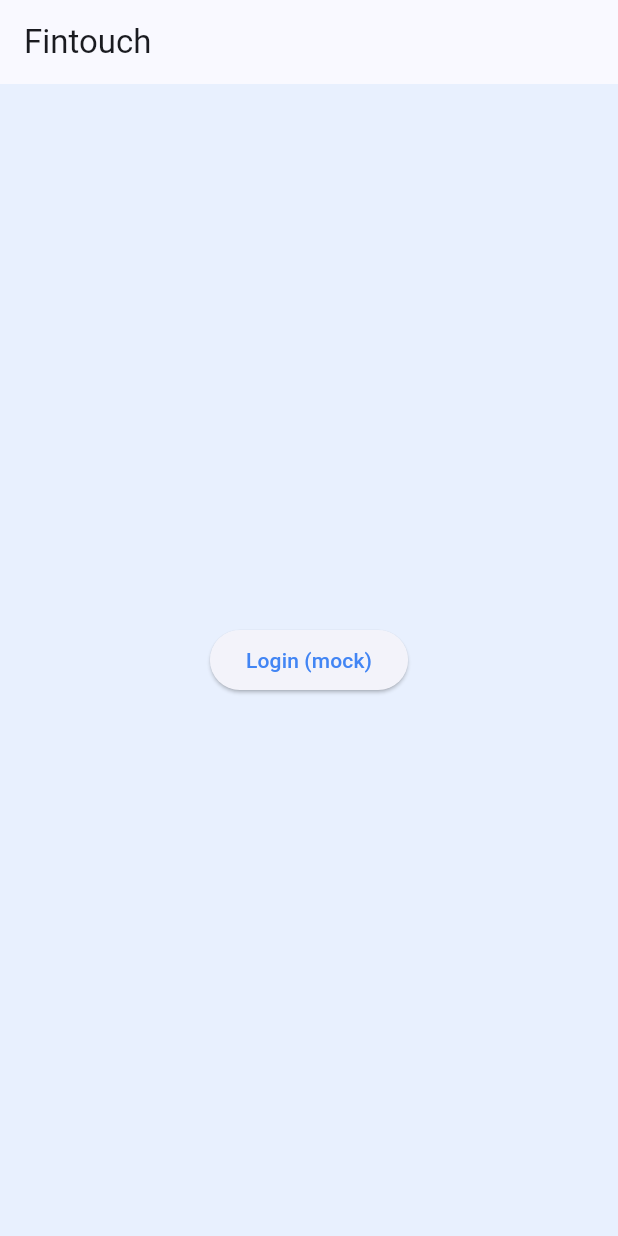
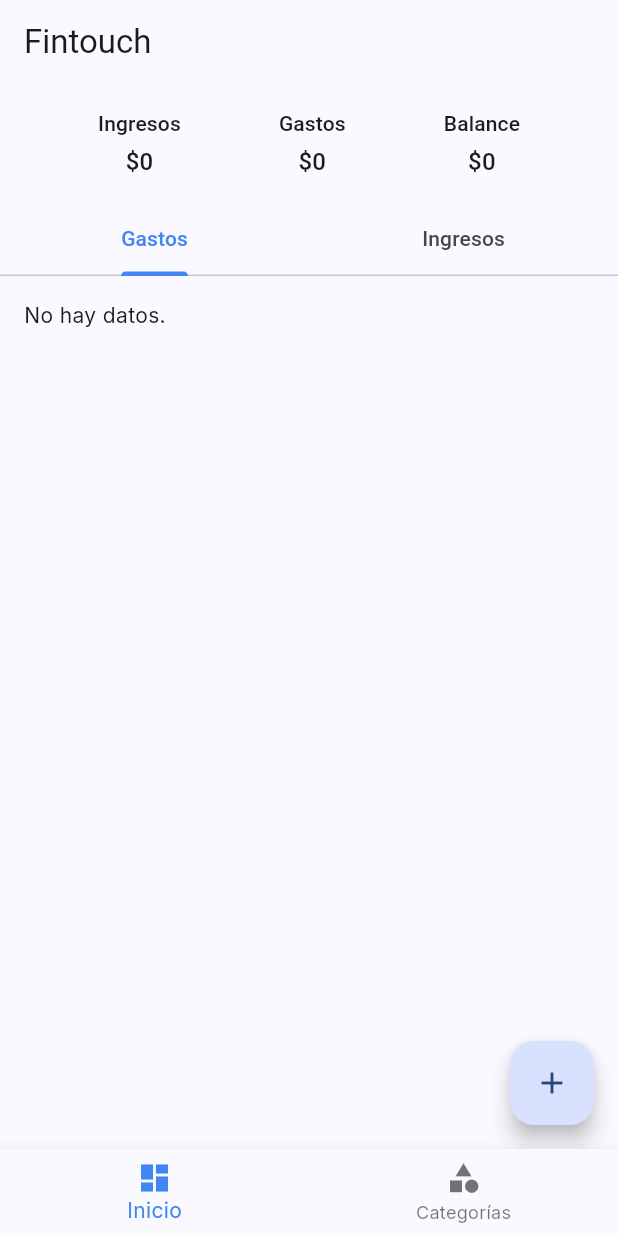
Before and after one commit to Lionel-Natalio-Diaz/app-fiananzas-react, a Flutter app: the screen it shows after launch, on a phone screen of 412 x 824 dp. Run offline on Flutter 3.47's test engine with Material 3 defaults, Android fonts, the phone set to English and light mode, and no system bars; our stand-ins replace firebase_auth, google_fonts; accounts and stored records are empty.

Commit message:
Add Flutter dashboard and categories screens

```diff
--- /dev/null
+++ b/fintouch_flutter/lib/constants.dart
@@ -0,0 +1,42 @@
+import 'package:flutter/material.dart';
+import 'models.dart';
+
+// Default categories inspired by the React version.
+final List<UserCategory> defaultCategories = [
+  // Expenses
+  UserCategory(id: 'exp1', name: 'Supermercado', icon: 'shopping_cart', color: '#3A8CFF', type: 'expense'),
+  UserCategory(id: 'exp2', name: 'Comida', icon: 'restaurant', color: '#FF7A5A', type: 'expense'),
+  UserCategory(id: 'exp3', name: 'Transporte', icon: 'commute', color: '#FFD24C', type: 'expense'),
+  UserCategory(id: 'exp4', name: 'Servicios', icon: 'build', color: '#29B6F6', type: 'expense'),
+  UserCategory(id: 'exp5', name: 'Mascotas', icon: 'pets', color: '#A6E22E', type: 'expense'),
+  UserCategory(id: 'exp6', name: 'Ropa', icon: 'checkroom', color: '#FF66B3', type: 'expense'),
+  UserCategory(id: 'exp7', name: 'Salud', icon: 'favorite', color: '#30D98A', type: 'expense'),
+  UserCategory(id: 'exp8', name: 'Educación', icon: 'school', color: '#B37FFF', type: 'expense'),
+  UserCategory(id: 'exp9', name: 'Regalos', icon: 'card_giftcard', color: '#D960FF', type: 'expense'),
+  UserCategory(id: 'exp10', name: 'Viajes', icon: 'flight', color: '#00C8E5', type: 'expense'),
+  UserCategory(id: 'exp11', name: 'Entretenimiento', icon: 'wallet', color: '#FF9E40', type: 'expense'),
+  UserCategory(id: 'exp12', name: 'Impuestos', icon: 'account_balance', color: '#C7AA6D', type: 'expense'),
+  UserCategory(id: 'exp13', name: 'Inversiones', icon: 'trending_up', color: '#6F5CFF', type: 'expense'),
+  UserCategory(id: 'exp14', name: 'Otros', icon: 'more_horiz', color: '#FF6E57', type: 'expense'),
+
+  // Income
+  UserCategory(id: 'inc1', name: 'Salario', icon: 'work', color: '#30D98A', type: 'income'),
+  UserCategory(id: 'inc2', name: 'Inversiones', icon: 'trending_up', color: '#7AD7C9', type: 'income'),
+  UserCategory(id: 'inc3', name: 'Regalos', icon: 'card_giftcard', color: '#D960FF', type: 'income'),
+  UserCategory(id: 'inc4', name: 'Otros', icon: 'more_horiz', color: '#4DD3FF', type: 'income'),
+];
+
+const Map<String, String> currencySymbols = {
+  'USD': '\$',
+  'EUR': '€',
+  'ARS': '\$',
+  'GBP': '£',
+  'JPY': '¥',
+};
+
+Color colorFromHex(String hexColor) {
+  final buffer = StringBuffer();
+  if (hexColor.length == 6 || hexColor.length == 7) buffer.write('ff');
+  buffer.write(hexColor.replaceFirst('#', ''));
+  return Color(int.parse(buffer.toString(), radix: 16));
+}
--- a/fintouch_flutter/lib/main.dart
+++ b/fintouch_flutter/lib/main.dart
@@ -3,6 +3,8 @@
 
 import 'providers/app_state.dart';
 import 'theme.dart';
+import 'screens/dashboard_page.dart';
+import 'screens/categories_page.dart';
 
 void main() {
   runApp(const FintouchApp());
@@ -24,24 +26,29 @@
   }
 }
 
-class HomePage extends StatelessWidget {
+class HomePage extends StatefulWidget {
   const HomePage({super.key});
 
   @override
+  State<HomePage> createState() => _HomePageState();
+}
+
+class _HomePageState extends State<HomePage> {
+  int _index = 0;
+
+  final _pages = const [DashboardPage(), CategoriesPage()];
+
+  @override
   Widget build(BuildContext context) {
-    final state = Provider.of<AppState>(context);
     return Scaffold(
-      appBar: AppBar(title: const Text('Fintouch')),
-      backgroundColor: AppTheme.backgroundColor,
-      body: Center(
-        child: ElevatedButton(
-          onPressed: () => state.setUser('demo'),
-          child: Text(
-            state.userId.isEmpty
-                ? 'Login (mock)'
-                : 'Logged in as ${state.userId}',
-          ),
-        ),
+      body: _pages[_index],
+      bottomNavigationBar: BottomNavigationBar(
+        currentIndex: _index,
+        onTap: (i) => setState(() => _index = i),
+        items: const [
+          BottomNavigationBarItem(icon: Icon(Icons.dashboard), label: 'Inicio'),
+          BottomNavigationBarItem(icon: Icon(Icons.category), label: 'Categorías'),
+        ],
       ),
     );
   }
--- a/fintouch_flutter/lib/providers/app_state.dart
+++ b/fintouch_flutter/lib/providers/app_state.dart
@@ -1,10 +1,21 @@
 import 'package:flutter/foundation.dart';
+
+import '../models.dart';
+import '../constants.dart';
 
 class AppState extends ChangeNotifier {
   String userId = '';
+
+  List<UserCategory> categories = List.from(defaultCategories);
+  List<Transaction> transactions = [];
 
   void setUser(String id) {
     userId = id;
     notifyListeners();
   }
+
+  void addTransaction(Transaction transaction) {
+    transactions.add(transaction);
+    notifyListeners();
+  }
 }
--- /dev/null
+++ b/fintouch_flutter/lib/screens/dashboard_page.dart
@@ -0,0 +1,128 @@
+import 'package:flutter/material.dart';
+import 'package:provider/provider.dart';
+
+import '../providers/app_state.dart';
+import '../icon_map.dart';
+import '../widgets/transaction_form.dart';
+import '../constants.dart';
+
+class DashboardPage extends StatefulWidget {
+  const DashboardPage({super.key});
+
+  @override
+  State<DashboardPage> createState() => _DashboardPageState();
+}
+
+class _DashboardPageState extends State<DashboardPage>
+    with SingleTickerProviderStateMixin {
+  late TabController _tabController;
+
+  @override
+  void initState() {
+    super.initState();
+    _tabController = TabController(length: 2, vsync: this);
+  }
+
+  @override
+  Widget build(BuildContext context) {
+    final state = Provider.of<AppState>(context);
+    final transactions = state.transactions;
+    final incomeTotal = transactions
+        .where((t) => t.type == 'income')
+        .fold<double>(0, (p, t) => p + t.amount);
+    final expenseTotal = transactions
+        .where((t) => t.type == 'expense')
+        .fold<double>(0, (p, t) => p + t.amount);
+    final balance = incomeTotal - expenseTotal;
+
+    Widget buildSummaryRow(String label, double value) {
+      return Column(
+        children: [
+          Text(label,
+              style: Theme.of(context).textTheme.labelLarge),
+          const SizedBox(height: 4),
+          Text(
+            '${currencySymbols['USD']}${value.toStringAsFixed(0)}',
+            style: Theme.of(context).textTheme.titleMedium,
+          ),
+        ],
+      );
+    }
+
+    Widget buildCategoryList(String type) {
+      final data = transactions.where((t) => t.type == type).toList();
+      final total = data.fold<double>(0, (p, t) => p + t.amount);
+      final Map<String, double> totals = {};
+      for (var t in data) {
+        totals[t.category] = (totals[t.category] ?? 0) + t.amount;
+      }
+      final categories = state.categories;
+      final items = totals.entries.map((e) {
+        final cat = categories.firstWhere((c) => c.name == e.key);
+        final percentage = total > 0 ? (e.value / total) * 100 : 0;
+        return ListTile(
+          leading: CircleAvatar(
+            backgroundColor: colorFromHex(cat.color),
+            child: Icon(iconFromString(cat.icon), color: Colors.white),
+          ),
+          title: Text(cat.name),
+          subtitle: Text('${percentage.toStringAsFixed(0)}%'),
+          trailing: Text(
+              '${currencySymbols['USD']}${e.value.toStringAsFixed(0)}'),
+        );
+      }).toList();
+      if (items.isEmpty) {
+        return const Padding(
+          padding: EdgeInsets.all(16),
+          child: Text('No hay datos.'),
+        );
+      }
+      return Column(children: items);
+    }
+
+    return Scaffold(
+      appBar: AppBar(title: const Text('Fintouch')),
+      body: Column(
+        children: [
+          const SizedBox(height: 16),
+          Row(
+            mainAxisAlignment: MainAxisAlignment.spaceEvenly,
+            children: [
+              buildSummaryRow('Ingresos', incomeTotal),
+              buildSummaryRow('Gastos', expenseTotal),
+              buildSummaryRow('Balance', balance),
+            ],
+          ),
+          const SizedBox(height: 16),
+          TabBar(
+            controller: _tabController,
+            tabs: const [
+              Tab(text: 'Gastos'),
+              Tab(text: 'Ingresos'),
+            ],
+          ),
+          Expanded(
+            child: TabBarView(
+              controller: _tabController,
+              children: [
+                SingleChildScrollView(child: buildCategoryList('expense')),
+                SingleChildScrollView(child: buildCategoryList('income')),
+              ],
+            ),
+          ),
+        ],
+      ),
+      floatingActionButton: FloatingActionButton(
+        onPressed: () => showDialog(
+          context: context,
+          builder: (_) => AlertDialog(
+            content: TransactionForm(
+              onClose: () => Navigator.of(context).pop(),
+            ),
+          ),
+        ),
+        child: const Icon(Icons.add),
+      ),
+    );
+  }
+}
```
Also changed, not shown: fintouch_flutter/lib/icon_map.dart (added, +38 -0 lines), fintouch_flutter/lib/screens/categories_page.dart (added, +82 -0 lines), fintouch_flutter/lib/widgets/transaction_form.dart (added, +144 -0 lines).
